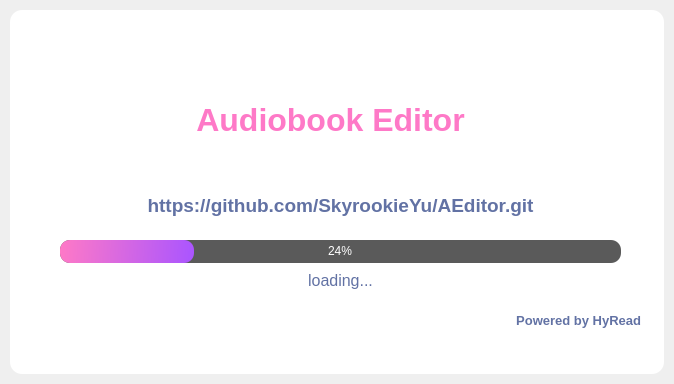
This is launchpage.ui in SkyrookieYu/AEditor as Qt 5 draws it before an edit. The edited form follows.
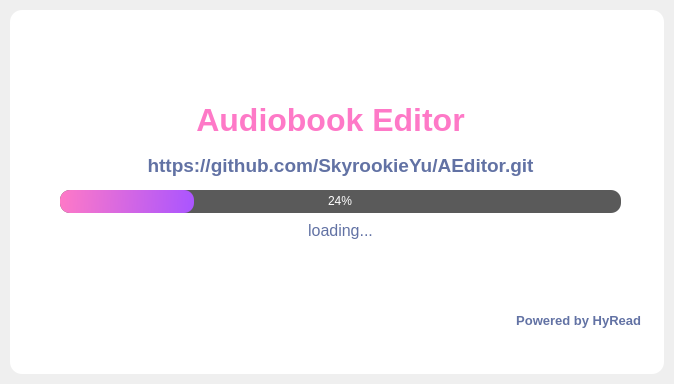
This is the edited form. Icons and pictures are not drawn.

Patch:
```diff
--- a/launchpage.ui
+++ b/launchpage.ui
@@ -74,7 +74,7 @@
        <property name="geometry">
         <rect>
          <x>0</x>
-         <y>180</y>
+         <y>140</y>
          <width>661</width>
          <height>31</height>
         </rect>
@@ -99,7 +99,7 @@
        <property name="geometry">
         <rect>
          <x>50</x>
-         <y>230</y>
+         <y>180</y>
          <width>561</width>
          <height>23</height>
         </rect>
@@ -128,7 +128,7 @@
        <property name="geometry">
         <rect>
          <x>0</x>
-         <y>260</y>
+         <y>210</y>
          <width>661</width>
          <height>21</height>
         </rect>
```
Left out of the diff: 16 changed lines with no effect on the pictures.
